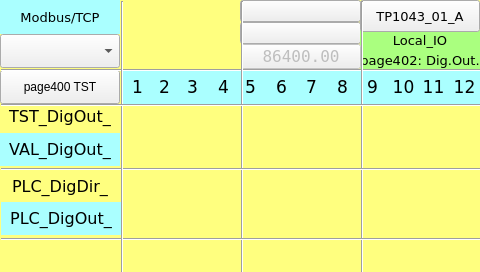
MECTsrl/mect_apps, file TP1043_RTU/Local_IO_HMI/page402.ui: the form before one commit.
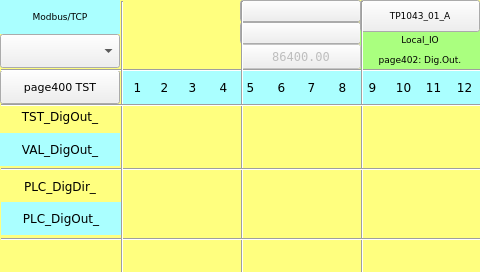
The form after the commit. Custom widgets are drawn as their Qt base class.

Commit message: Fonts resize

Diff of the .ui file:
```diff
--- a/TP1043_RTU/Local_IO_HMI/page402.ui
+++ b/TP1043_RTU/Local_IO_HMI/page402.ui
@@ -43,7 +43,7 @@
    <property name="font">
     <font>
      <family>DejaVu Sans</family>
-     <pointsize>10</pointsize>
+  <pointsize>7</pointsize>
     </font>
    </property>
    <property name="styleSheet">
@@ -68,7 +68,7 @@
    <property name="font">
     <font>
      <family>DejaVu Sans</family>
-     <pointsize>13</pointsize>
+  <pointsize>9</pointsize>
     </font>
    </property>
    <property name="styleSheet">
@@ -153,7 +153,7 @@
    <property name="font">
     <font>
      <family>DejaVu Sans</family>
-     <pointsize>13</pointsize>
+  <pointsize>9</pointsize>
     </font>
    </property>
    <property name="styleSheet">
@@ -215,7 +215,7 @@
    <property name="font">
     <font>
      <family>DejaVu Sans</family>
-     <pointsize>12</pointsize>
+  <pointsize>9</pointsize>
     </font>
    </property>
    <property name="styleSheet">
@@ -240,7 +240,7 @@
    <property name="font">
     <font>
      <family>DejaVu Sans</family>
-     <pointsize>13</pointsize>
+  <pointsize>9</pointsize>
     </font>
    </property>
    <property name="styleSheet">
@@ -265,7 +265,7 @@
    <property name="font">
     <font>
      <family>DejaVu Sans</family>
-     <pointsize>10</pointsize>
+  <pointsize>7</pointsize>
     </font>
    </property>
    <property name="styleSheet">
@@ -290,7 +290,7 @@
    <property name="font">
     <font>
      <family>DejaVu Sans</family>
-     <pointsize>13</pointsize>
+  <pointsize>9</pointsize>
     </font>
    </property>
    <property name="styleSheet">
@@ -315,6 +315,12 @@
    <property name="orientation">
     <enum>Qt::Vertical</enum>
    </property>
+<property name="font">
+ <font>
+  <family>DejaVu Sans</family>
+  <pointsize>8</pointsize>
+ </font>
+</property>
   </widget>
   <widget class="QLabel" name="label_PLC_DigOut_2">
    <property name="geometry">
@@ -328,7 +334,7 @@
    <property name="font">
     <font>
      <family>DejaVu Sans</family>
-     <pointsize>13</pointsize>
+  <pointsize>9</pointsize>
     </font>
    </property>
    <property name="styleSheet">
@@ -353,7 +359,7 @@
    <property name="font">
     <font>
      <family>DejaVu Sans</family>
-     <pointsize>13</pointsize>
+  <pointsize>9</pointsize>
     </font>
    </property>
    <property name="styleSheet">
@@ -378,7 +384,7 @@
    <property name="font">
     <font>
      <family>DejaVu Sans</family>
-     <pointsize>13</pointsize>
+  <pointsize>9</pointsize>
     </font>
    </property>
    <property name="styleSheet">
@@ -403,7 +409,7 @@
    <property name="font">
     <font>
      <family>DejaVu Sans</family>
-     <pointsize>13</pointsize>
+  <pointsize>9</pointsize>
     </font>
    </property>
    <property name="styleSheet">
@@ -428,7 +434,7 @@
    <property name="font">
     <font>
      <family>DejaVu Sans</family>
-     <pointsize>13</pointsize>
+  <pointsize>9</pointsize>
     </font>
    </property>
    <property name="styleSheet">
@@ -453,7 +459,7 @@
    <property name="font">
     <font>
      <family>DejaVu Sans</family>
-     <pointsize>13</pointsize>
+  <pointsize>9</pointsize>
     </font>
    </property>
    <property name="styleSheet">
@@ -478,7 +484,7 @@
    <property name="font">
     <font>
      <family>DejaVu Sans</family>
-     <pointsize>13</pointsize>
+  <pointsize>9</pointsize>
     </font>
    </property>
    <property name="styleSheet">
@@ -516,7 +522,7 @@
    <property name="font">
     <font>
      <family>DejaVu Sans</family>
-     <pointsize>10</pointsize>
+  <pointsize>7</pointsize>
      <weight>50</weight>
      <bold>false</bold>
     </font>
@@ -610,7 +616,7 @@
    <property name="font">
     <font>
      <family>DejaVu Sans</family>
-     <pointsize>13</pointsize>
+  <pointsize>9</pointsize>
     </font>
    </property>
    <property name="styleSheet">
@@ -635,7 +641,7 @@
    <property name="font">
     <font>
      <family>DejaVu Sans</family>
-     <pointsize>12</pointsize>
+  <pointsize>9</pointsize>
     </font>
    </property>
    <property name="styleSheet">
@@ -673,7 +679,7 @@
    <property name="font">
     <font>
      <family>DejaVu Sans</family>
-     <pointsize>12</pointsize>
+  <pointsize>9</pointsize>
     </font>
    </property>
    <property name="styleSheet">
@@ -698,7 +704,7 @@
    <property name="font">
     <font>
      <family>DejaVu Sans</family>
-     <pointsize>12</pointsize>
+  <pointsize>9</pointsize>
     </font>
    </property>
    <property name="styleSheet">
@@ -760,6 +766,12 @@
    <property name="apparence">
     <enum>QFrame::Raised</enum>
    </property>
+<property name="font">
+ <font>
+  <family>DejaVu Sans</family>
+  <pointsize>8</pointsize>
+ </font>
+</property>
   </widget>
   <widget class="ATCMlabel" name="atcmLabel_PLC_time">
    <property name="enabled">
@@ -776,7 +788,7 @@
    <property name="font">
     <font>
      <family>DejaVu Sans Mono</family>
-     <pointsize>12</pointsize>
+  <pointsize>9</pointsize>
     </font>
    </property>
    <property name="text">
@@ -892,7 +904,7 @@
    <property name="font">
     <font>
      <family>DejaVu Sans</family>
-     <pointsize>10</pointsize>
+  <pointsize>7</pointsize>
     </font>
    </property>
    <property name="styleSheet">
```
Left out of the diff: 46 changed lines with no effect on the pictures. Lines whose indentation alone changed are shown as unchanged. The commit also changes 70 other files.
